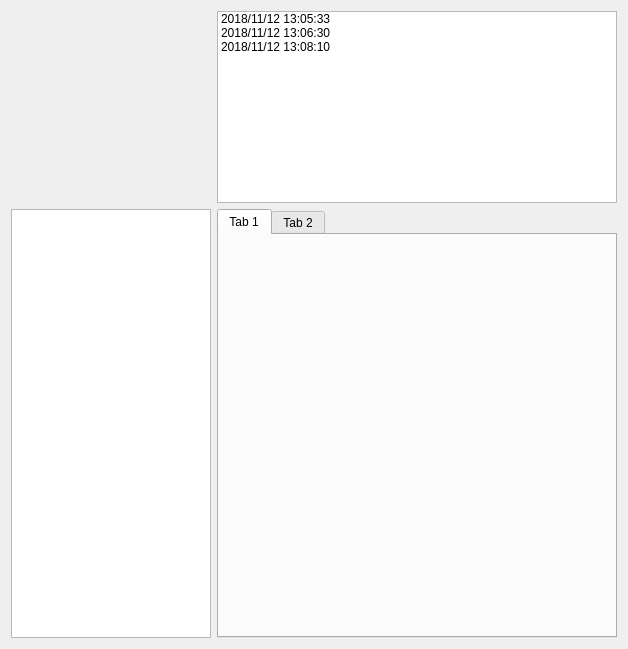
Before: the Qt Designer form centerwindow.ui in aspirefhaha/telemetryCapture, drawn with Qt 5.
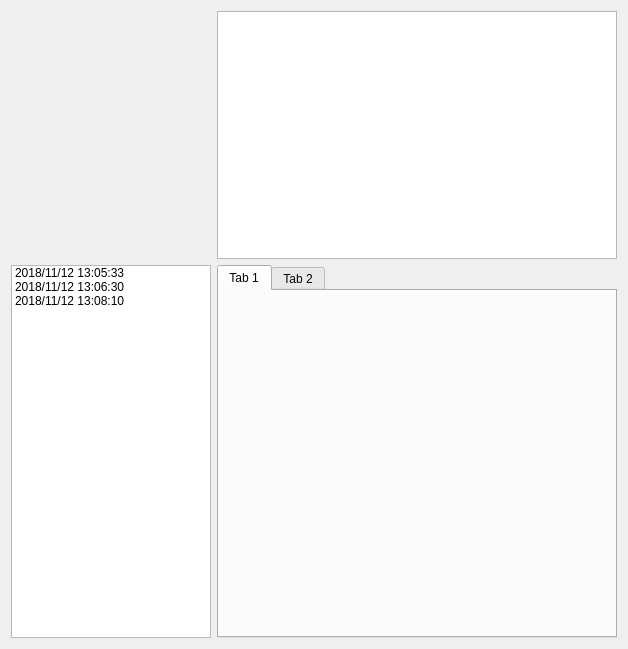
After: the same form once the commit is applied.

Diff of the .ui file:
```diff
--- a/centerwindow.ui
+++ b/centerwindow.ui
@@ -17,16 +17,6 @@
    <item row="0" column="0">
     <layout class="QGridLayout" name="gridLayout">
      <item row="1" column="0">
-      <widget class="QTextEdit" name="textEdit">
-       <property name="sizePolicy">
-        <sizepolicy hsizetype="Expanding" vsizetype="Preferred">
-         <horstretch>1</horstretch>
-         <verstretch>2</verstretch>
-        </sizepolicy>
-       </property>
-      </widget>
-     </item>
-     <item row="0" column="1">
       <widget class="QListWidget" name="listWidget">
        <property name="sizePolicy">
         <sizepolicy hsizetype="Expanding" vsizetype="Expanding">
@@ -74,6 +64,16 @@
        </widget>
       </widget>
      </item>
+     <item row="0" column="1">
+      <widget class="QTextEdit" name="textEdit">
+       <property name="sizePolicy">
+        <sizepolicy hsizetype="Expanding" vsizetype="Preferred">
+         <horstretch>1</horstretch>
+         <verstretch>2</verstretch>
+        </sizepolicy>
+       </property>
+      </widget>
+     </item>
     </layout>
    </item>
   </layout>
```
Left out of the diff: 1 changed line with no effect on the pictures.
